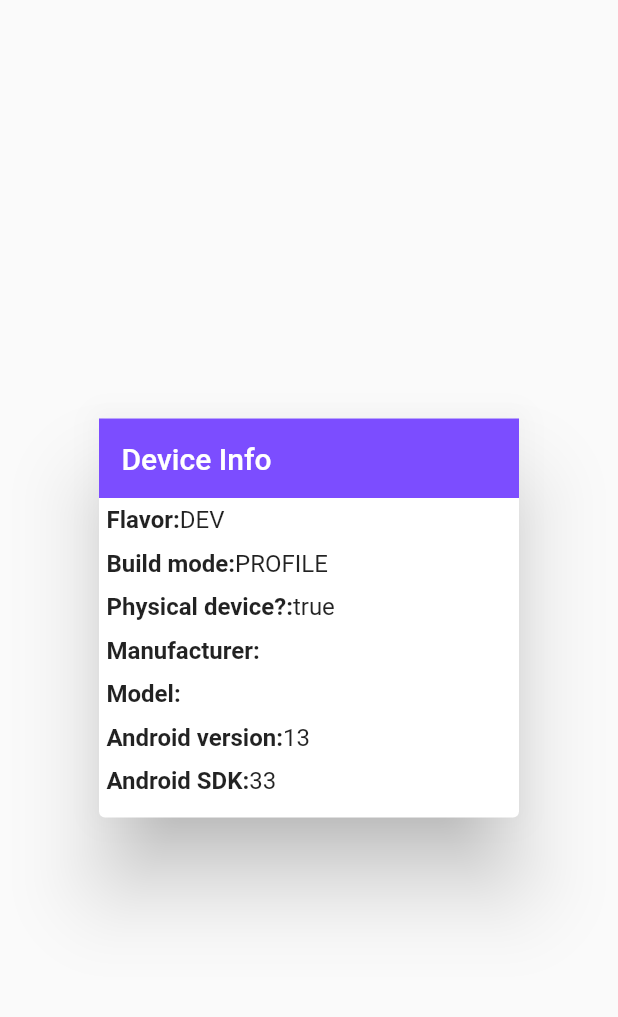
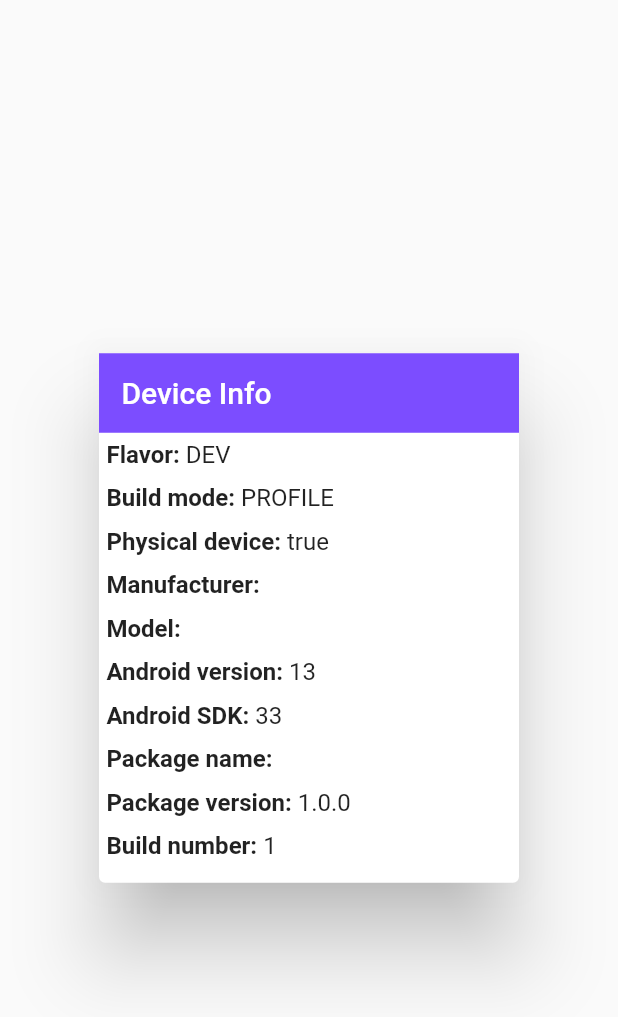
Before and after one commit to nandhakumargdr/flutter_flavors, a Flutter app: the DeviceInfoDialog widget shown alone on an empty page, opened directly, on a phone screen of 412 x 824 dp. Shown: the top 1017 px of the screen. Run offline on Flutter 3.47's test engine with Material 2 defaults, Android fonts, the phone set to English and light mode, and no system bars; our stand-ins replace device_info_plus, package_info_plus.

Commit message:
Added package info to Device info dialog

```diff
--- a/lib/core/utils/device_utils.dart
+++ b/lib/core/utils/device_utils.dart
@@ -1,4 +1,5 @@
-import 'package:device_info/device_info.dart';
+import 'package:device_info_plus/device_info_plus.dart';
+import 'package:package_info_plus/package_info_plus.dart';
 
 enum BuildMode {
   DEBUG,
@@ -32,4 +33,9 @@ class DeviceUtils {
     return plugin.iosInfo;
   }
 
+  static Future<PackageInfo> packageInfo() async {
+    PackageInfo packageInfo = await PackageInfo.fromPlatform();
+    return packageInfo;
+  }
+
 }
--- a/lib/core/widgets/flavor/device_info_dialog.dart
+++ b/lib/core/widgets/flavor/device_info_dialog.dart
@@ -1,10 +1,11 @@
 import 'dart:io';
 
-import 'package:device_info/device_info.dart';
+import 'package:device_info_plus/device_info_plus.dart';
 import 'package:flutter/material.dart';
 import 'package:multi_flavors/core/utils/flavor_config.dart';
 import 'package:multi_flavors/core/utils/device_utils.dart';
 import 'package:multi_flavors/core/utils/string_utils.dart';
+import 'package:package_info_plus/package_info_plus.dart';
 
 class DeviceInfoDialog extends StatelessWidget {
 
@@ -41,11 +42,13 @@ class DeviceInfoDialog extends StatelessWidget {
 
   Widget _iOSContent() {
     return FutureBuilder(
-        future: DeviceUtils.iosDeviceInfo(),
-        builder: (context, AsyncSnapshot<IosDeviceInfo> snapshot) {
+        future: Future.wait([DeviceUtils.iosDeviceInfo(), DeviceUtils.packageInfo()]),
+        builder: (context, AsyncSnapshot<List<dynamic>> snapshot) {
           if (!snapshot.hasData) return Container();
 
-          IosDeviceInfo device = snapshot.data!;
+          IosDeviceInfo device = snapshot.data![0];
+          PackageInfo packageInfo = snapshot.data![1];
+
           return SingleChildScrollView(
             child: Column(
               children: <Widget>[
@@ -55,7 +58,10 @@ class DeviceInfoDialog extends StatelessWidget {
                 _buildTile('Device:', '${device.name}'),
                 _buildTile('Model:', '${device.model}'),
                 _buildTile('System name:', '${device.systemName}'),
-                _buildTile('System version:', '${device.systemVersion}')
+                _buildTile('System version:', '${device.systemVersion}'),
+                _buildTile('Package name:', '${packageInfo.packageName}'),
+                _buildTile('Package version:', '${packageInfo.version}'),
+                _buildTile('Build number:', '${packageInfo.buildNumber}'),
               ],
             ),
           );
@@ -64,21 +70,25 @@ class DeviceInfoDialog extends StatelessWidget {
 
   Widget _androidContent() {
     return FutureBuilder(
-        future: DeviceUtils.androidDeviceInfo(),
-        builder: (context, AsyncSnapshot<AndroidDeviceInfo> snapshot) {
+        future: Future.wait([DeviceUtils.androidDeviceInfo(), DeviceUtils.packageInfo()]),
+        builder: (context, AsyncSnapshot<List<dynamic>> snapshot) {
           if (!snapshot.hasData) return Container();
 
-          AndroidDeviceInfo device = snapshot.data!;
+          AndroidDeviceInfo device = snapshot.data![0];
+          PackageInfo packageInfo = snapshot.data![1];
           return SingleChildScrollView(
             child: Column(
               children: <Widget>[
                 _buildTile('Flavor:', '${FlavorConfig.instance.name}'),
-                _buildTile('Build mode:', '${StringUtils.enumName(DeviceUtils.currentBuildMode().toString())}'),
-                _buildTile('Physical device?:', '${device.isPhysicalDevice}'),
+                _buildTile('Build mode:', StringUtils.enumName(DeviceUtils.currentBuildMode().toString())),
+                _buildTile('Physical device:', '${device.isPhysicalDevice}'),
                 _buildTile('Manufacturer:', '${device.manufacturer}'),
                 _buildTile('Model:', '${device.model}'),
                 _buildTile('Android version:', '${device.version.release}'),
-                _buildTile('Android SDK:', '${device.version.sdkInt}')
+                _buildTile('Android SDK:', '${device.version.sdkInt}'),
+                _buildTile('Package name:', packageInfo.packageName),
+                _buildTile('Package version:', packageInfo.version),
+                _buildTile('Build number:', packageInfo.buildNumber),
               ],
             ),
           );
@@ -90,12 +100,14 @@ class DeviceInfoDialog extends StatelessWidget {
     return Padding(
       padding: EdgeInsets.all(5.0),
       child: Row(
+        crossAxisAlignment: CrossAxisAlignment.start,
         children: <Widget>[
           Text(
             key,
             style: TextStyle(fontWeight: FontWeight.bold),
           ),
-          Text(value)
+          SizedBox(width: 4.0),
+          Flexible(child: Text(value))
         ],
       ),
     );
--- a/pubspec.yaml
+++ b/pubspec.yaml
@@ -30,7 +30,8 @@ dependencies:
   flutter:
     sdk: flutter
   cupertino_icons: ^1.0.2
-  device_info: ^2.0.2
+  device_info_plus: ^2.1.0
+  package_info_plus: ^1.0.6
 
 dev_dependencies:
   flutter_test:
```
